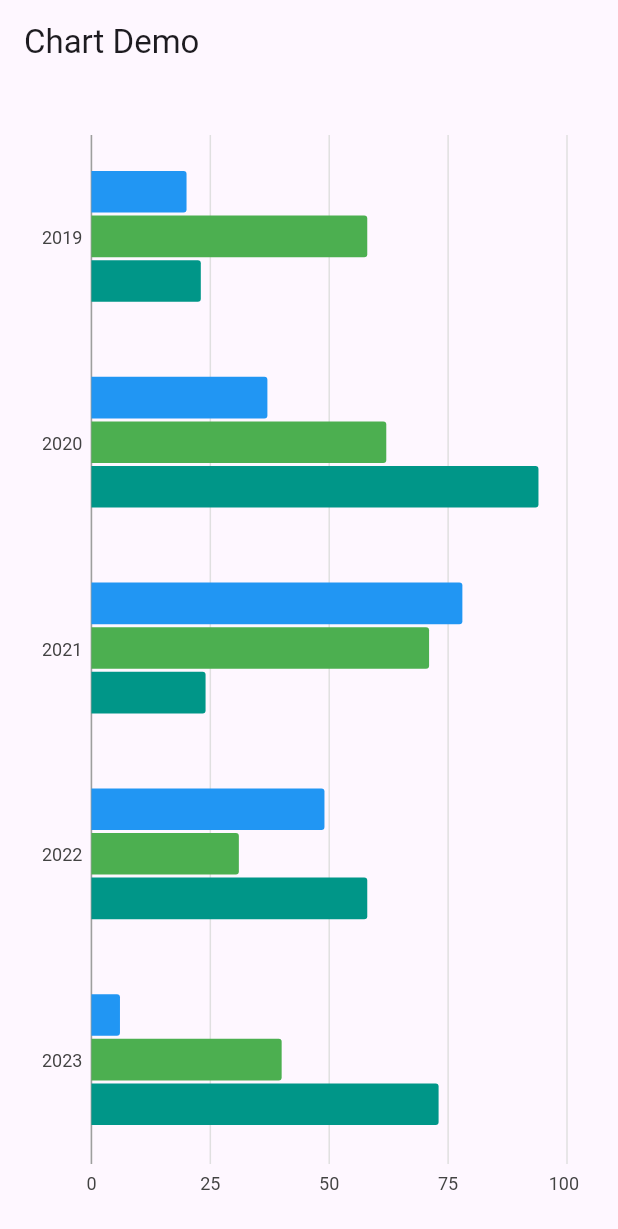
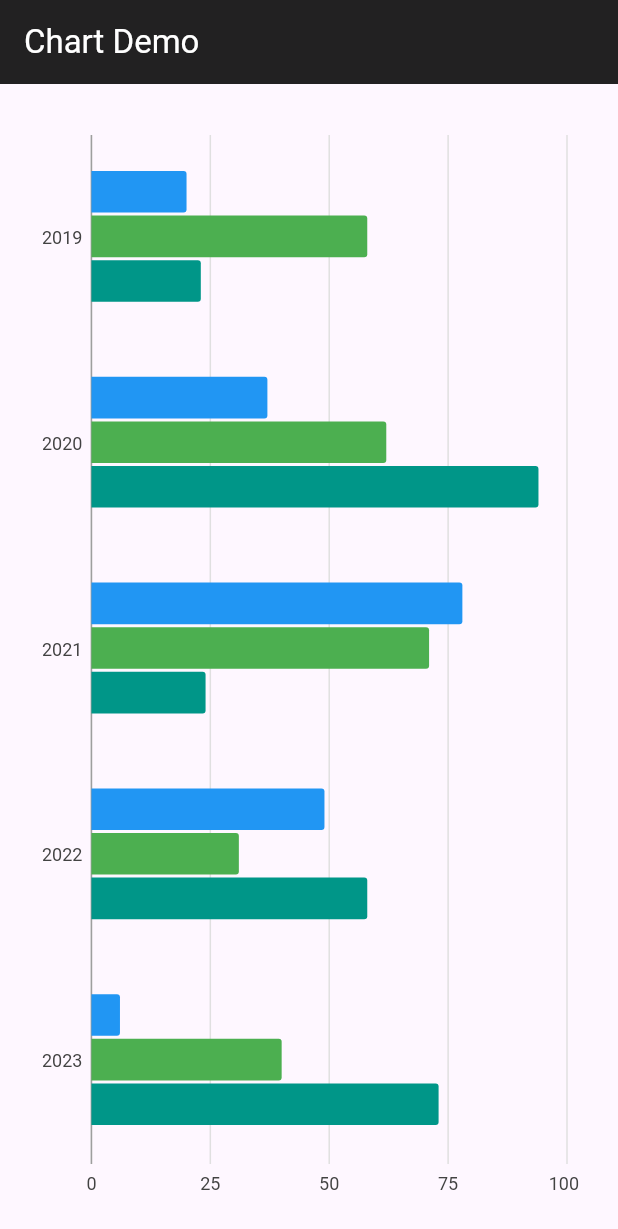
Before and after one commit to Gurpreets11/charts_flutter, a Flutter app: the screen it shows after launch, on a phone screen of 412 x 824 dp. Shown: the top 1229 px of the screen. Run offline on Flutter 3.47's test engine with Material 3 defaults, Android fonts, the phone set to English and light mode, and no system bars; our stand-ins replace charts_flutter.

Commit message:
Display Chart Data

```diff
--- a/lib/chart_page.dart
+++ b/lib/chart_page.dart
@@ -2,6 +2,7 @@
 import 'dart:math';
 
 import 'package:charts_flutter/flutter.dart' as charts;
+import 'package:flutter/cupertino.dart';
 import 'package:flutter/material.dart';
 
 class ChartPage extends StatefulWidget {
@@ -13,8 +14,8 @@ class ChartPage extends StatefulWidget {
 
 class _ChartPageState extends State<ChartPage> {
 
-  late List<charts.Series> seriesList;
-
+  //late List<charts.Series> seriesList;
+  late final List<charts.Series<dynamic, String>> seriesList;
   static List<charts.Series<Sales, String>> _createRandomData() {
     final random = Random();
 
@@ -99,7 +100,8 @@ class _ChartPageState extends State<ChartPage> {
   Widget build(BuildContext context) {
     return Scaffold(
       appBar: AppBar(
-        title: Text("Chart Demo"),
+        title: const Text("Chart Demo", style: TextStyle(color: Colors.white),),
+        backgroundColor: Colors.black87,
       ),
       body: Container(
         padding: EdgeInsets.all(20.0),
--- a/pubspec.yaml
+++ b/pubspec.yaml
@@ -35,7 +35,7 @@ dependencies:
   # The following adds the Cupertino Icons font to your application.
   # Use with the CupertinoIcons class for iOS style icons.
   cupertino_icons: ^1.0.6
-  charts_flutter: ^0.11.0
+  charts_flutter: ^0.12.0
 
 dev_dependencies:
   flutter_test:
```
Also changed, not shown: pubspec.lock.
